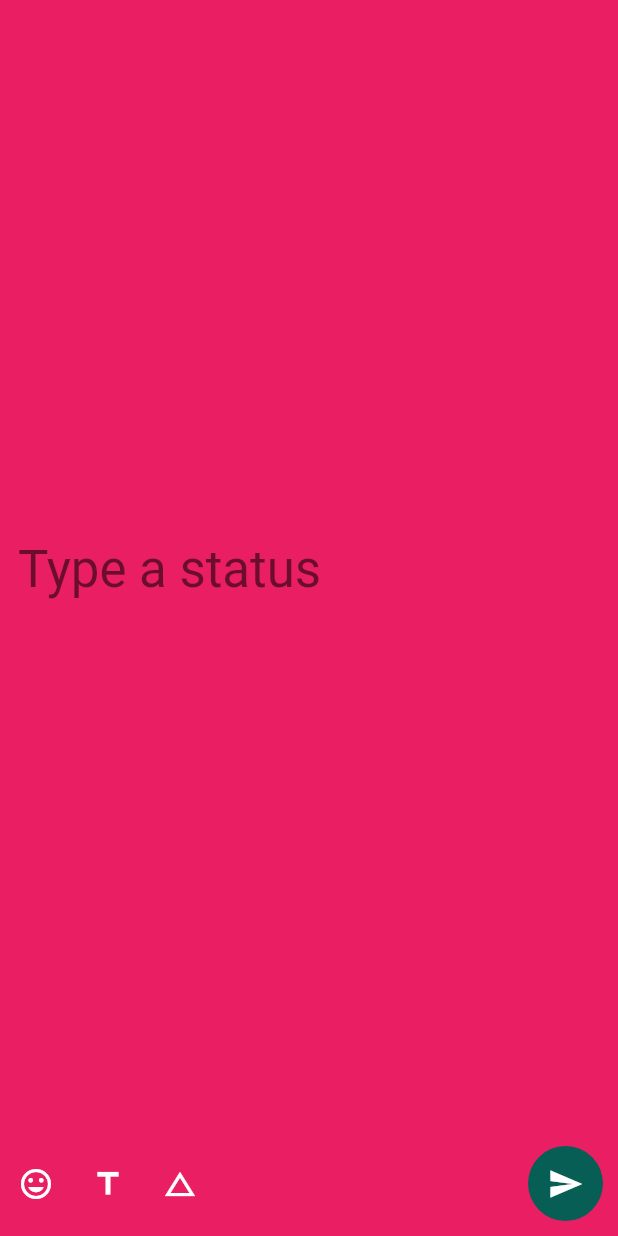
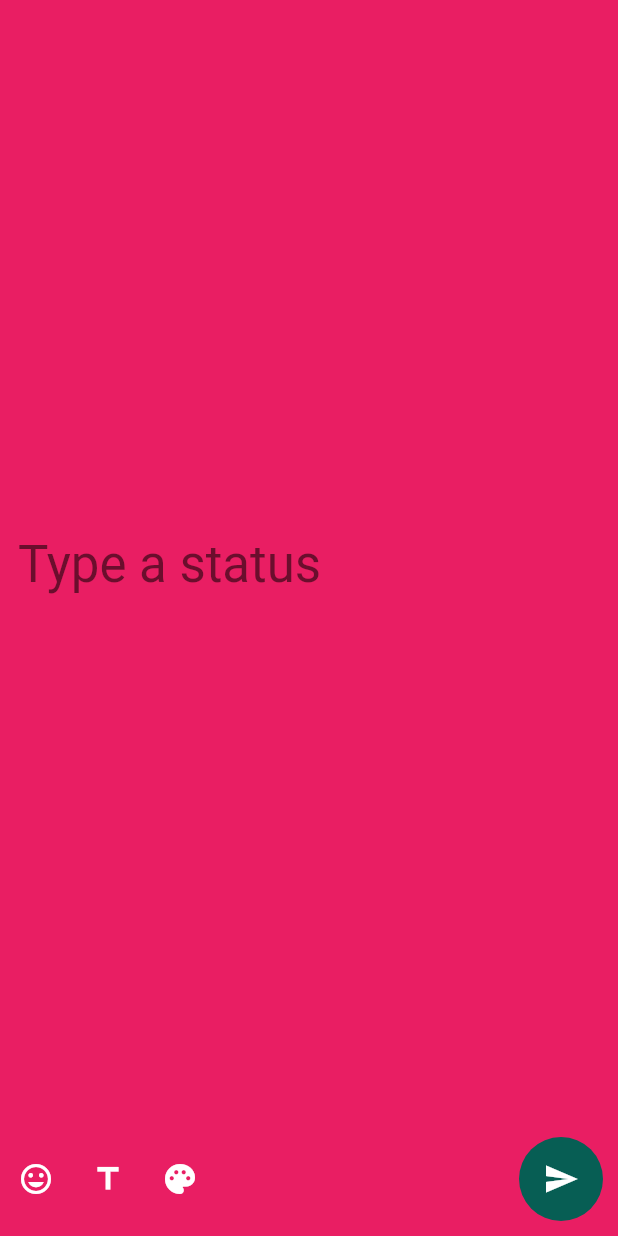
Before and after one commit to biswa1751/whatsapp, a Flutter app: the screen it shows after launch, tab 2 chosen, after a tap on the "create" icon, on a phone screen of 412 x 824 dp. Run offline on Flutter 3.47's test engine with Material 2 defaults, Android fonts, the phone set to English and light mode, and no system bars; our stand-ins replace camera, material_design_icons_flutter; network calls fail.

Commit message:
Adding Color and Icons

```diff
--- a/lib/main.dart
+++ b/lib/main.dart
@@ -15,7 +15,7 @@ class MyApp extends StatelessWidget {
       title: 'Whatsapp',
       theme: new ThemeData(
         primaryColor: new Color(0xff075E54),
-        accentColor: new Color(0xff25d366)
+        accentColor: new Color(0xff25d366),
       ),
       home: new MyHomePage(cameras: cameras,),
       debugShowCheckedModeBanner: false,
--- a/lib/pages/chat_screen.dart
+++ b/lib/pages/chat_screen.dart
@@ -19,9 +19,7 @@ class ChatScreenState extends State<ChatScreen> {
         itemBuilder: (context, i) {
           return Column(
             children: <Widget>[
-              new Divider(
-                height: 10.0,
-              ),
+
               new ListTile(
                 onTap: () {
                   Navigator.of(context).push(MaterialPageRoute(
@@ -52,7 +50,11 @@ class ChatScreenState extends State<ChatScreen> {
                   ],
                 ),
                 subtitle: new Text(dummyData[i].messeges),
-              )
+              ),
+              new Divider(
+                height: 10.0,
+                indent: 80,
+              ),
             ],
           );
         },
--- a/lib/pages/status_screen_pages/status_screen.dart
+++ b/lib/pages/status_screen_pages/status_screen.dart
@@ -108,6 +108,7 @@ class StatusScreen extends StatelessWidget {
                   )),
                    new Divider(
                 height: 10.0,
+                indent: 90,
               ),
             ],
           );
--- a/lib/pages/status_screen_pages/type_status_screen.dart
+++ b/lib/pages/status_screen_pages/type_status_screen.dart
@@ -36,7 +36,7 @@ class _TypeStatusScreenState extends State<TypeStatusScreen> {
                 color: Colors.white,
               ),
               IconButton(
-                icon: Icon(Icons.change_history),
+                icon: Icon(Icons.palette),
                 onPressed: () {},
                 color: Colors.white,
               ),
@@ -44,7 +44,7 @@ class _TypeStatusScreenState extends State<TypeStatusScreen> {
               Padding(
                 padding: const EdgeInsets.all(10.0),
                 child: CircleAvatar(
-                  minRadius: 25,
+                  minRadius: 28,
                   backgroundColor: Theme.of(context).primaryColor,
                   child: IconButton(
                     icon: Icon(
--- a/pubspec.yaml
+++ b/pubspec.yaml
@@ -13,6 +13,7 @@ dependencies:
   flutter:
     sdk: flutter
   camera: ^0.4.0+3
+  material_design_icons_flutter: ^3.2.3595
 
   # The following adds the Cupertino Icons font to your application.
   # Use with the CupertinoIcons class for iOS style icons.
```
Also changed, not shown: lib/pages/call_screen_pages/calls_scrren.dart (+8 -6 lines), lib/pages/popup_screens/settings_screen.dart (+8 -3 lines), pubspec.lock.
